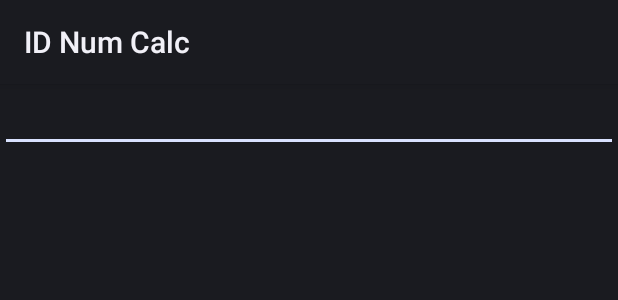
After one commit to Geno1024/id-calc, an Android app: the layout activity_main2.xml on its own in the app's theme, with its tools: preview values and no code run, on a phone screen of 412 x 824 dp. The commit adds this screen. Shown: the top 300 px of the screen. Run offline under Robolectric (Android 15) with nearby library versions, the phone set to English and light mode, and no system bars.

Commit message:
[Update] Mess: UI and part of functions.

```diff
--- a/app/build.gradle
+++ b/app/build.gradle
@@ -25,5 +25,4 @@ android {
 dependencies {
     implementation fileTree(dir: 'libs', include: ['*.jar'])
     implementation"org.jetbrains.kotlin:kotlin-stdlib-jre7:$kotlin_version"
-    implementation 'com.android.support.constraint:constraint-layout:1.0.2'
 }
--- a/app/src/main/AndroidManifest.xml
+++ b/app/src/main/AndroidManifest.xml
@@ -1,17 +1,19 @@
 <?xml version="1.0" encoding="utf-8"?>
 <manifest xmlns:android="http://schemas.android.com/apk/res/android"
+    xmlns:tools="http://schemas.android.com/tools"
     package="com.geno.idnumcalc">
 
     <application
         android:allowBackup="true"
+        android:fullBackupContent="true"
         android:icon="@mipmap/ic_launcher"
         android:label="@string/app_name"
         android:roundIcon="@mipmap/ic_launcher_round"
-        android:supportsRtl="true">
+        android:supportsRtl="true"
+        tools:ignore="GoogleAppIndexingWarning">
         <activity android:name=".MainActivity">
             <intent-filter>
                 <action android:name="android.intent.action.MAIN" />
-
                 <category android:name="android.intent.category.LAUNCHER" />
             </intent-filter>
         </activity>
--- /dev/null
+++ b/app/src/main/res/layout/activity_main2.xml
@@ -0,0 +1,36 @@
+<?xml version="1.0" encoding="utf-8"?>
+<RelativeLayout
+    xmlns:android="http://schemas.android.com/apk/res/android"
+    android:layout_width="match_parent"
+    android:layout_height="match_parent">
+
+    <EditText
+        android:id="@+id/input"
+        android:layout_width="match_parent"
+        android:layout_height="wrap_content"
+        android:labelFor="@+id/input"
+        android:typeface="monospace"
+        android:ems="18"
+        android:maxLength="18"
+        android:maxLines="1"
+        android:layout_alignParentTop="true"
+        android:layout_alignParentStart="true"
+        android:layout_alignParentEnd="true" />
+
+    <ScrollView
+        android:layout_width="match_parent"
+        android:layout_height="wrap_content"
+        android:layout_below="@id/input"
+        android:layout_alignParentStart="true"
+        android:layout_alignParentEnd="true"
+        android:layout_alignParentBottom="true">
+
+        <LinearLayout
+            android:id="@+id/result"
+            android:layout_width="match_parent"
+            android:layout_height="wrap_content"
+            android:orientation="vertical"/>
+
+    </ScrollView>
+
+</RelativeLayout>
```
Also changed, not shown: app/src/main/java/com/geno/idnumcalc/MainActivity.kt (+39 -1 lines), app/src/main/res/layout/activity_main.xml (deleted, +0 -30 lines), 1 other file.
